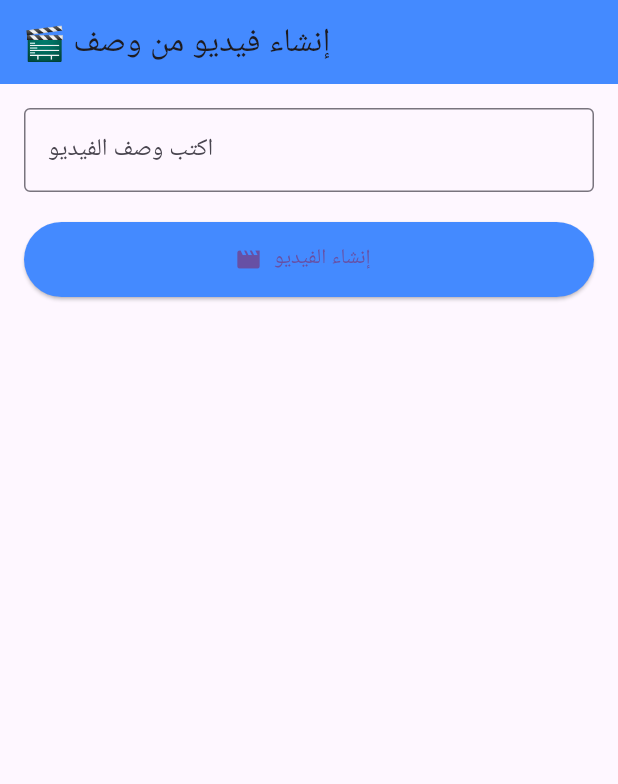
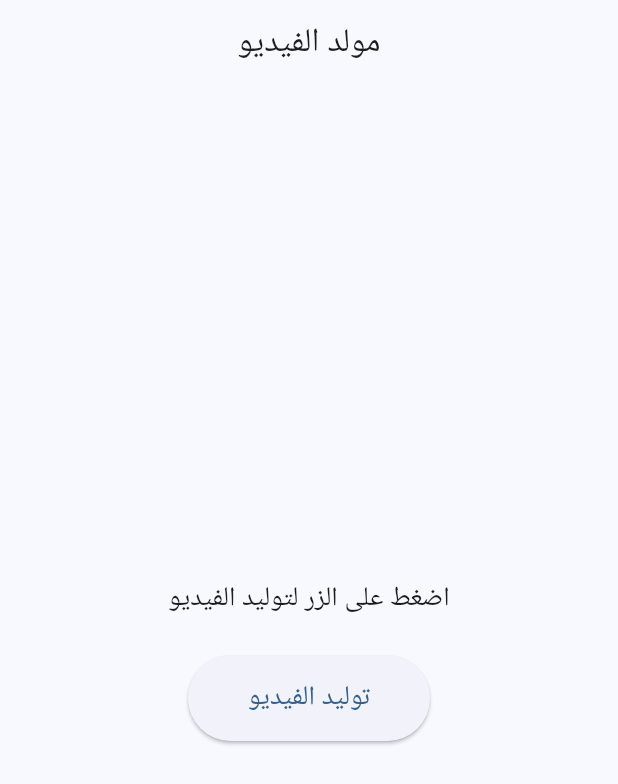
Before and after one commit to Asdasd7117/lian, a Flutter app: the screen it shows after launch, on a phone screen of 412 x 824 dp. Shown: the top 784 px of the screen. Run offline on Flutter 3.47's test engine with Material 3 defaults, Android fonts, the light colour scheme and no system bars; missing offline and left inert: ffmpeg_kit_flutter_min_gpl.

Commit message:
Update main.dart

```diff
--- a/lib/main.dart
+++ b/lib/main.dart
@@ -1,113 +1,97 @@
-import 'dart:io';
 import 'package:flutter/material.dart';
-import 'package:flutter/services.dart';
-import 'package:path_provider/path_provider.dart';
-import 'package:ffmpeg_kit_flutter/ffmpeg_kit.dart';
+import 'package:ffmpeg_kit_flutter_min_gpl/ffmpeg_kit.dart';
 
 void main() {
-  runApp(VideoGeneratorApp());
+  runApp(const MyApp());
 }
 
-class VideoGeneratorApp extends StatelessWidget {
+class MyApp extends StatelessWidget {
+  const MyApp({super.key});
+
   @override
   Widget build(BuildContext context) {
     return MaterialApp(
       debugShowCheckedModeBanner: false,
-      home: VideoGeneratorPage(),
+      title: 'Video Generator',
+      theme: ThemeData(
+        colorScheme: ColorScheme.fromSeed(seedColor: Colors.blue),
+        useMaterial3: true,
+      ),
+      home: const VideoGeneratorPage(),
     );
   }
 }
 
 class VideoGeneratorPage extends StatefulWidget {
+  const VideoGeneratorPage({super.key});
+
   @override
   State<VideoGeneratorPage> createState() => _VideoGeneratorPageState();
 }
 
 class _VideoGeneratorPageState extends State<VideoGeneratorPage> {
-  final TextEditingController _desc = TextEditingController();
-  bool _loading = false;
+  bool _isProcessing = false;
+  String _status = "اضغط على الزر لتوليد الفيديو";
 
-  static const platform = MethodChannel('video_generator_app/save');
+  Future<void> _generateVideo() async {
+    setState(() {
+      _isProcessing = true;
+      _status = "جاري إنشاء الفيديو...";
+    });
 
-  Future<void> saveVideoToGallery(String path) async {
     try {
-      await platform.invokeMethod('saveVideo', {'path': path});
-      ScaffoldMessenger.of(context).showSnackBar(
-        SnackBar(content: Text('✅ تم حفظ الفيديو في الاستوديو')),
-      );
-    } on PlatformException catch (e) {
-      ScaffoldMessenger.of(context).showSnackBar(
-        SnackBar(content: Text('❌ فشل الحفظ: ${e.message}')),
-      );
-    }
+      // الأمر المستخدم مع FFmpeg لإنشاء فيديو بسيط بلون واحد لمدة 5 ثوانٍ
+      final command =
+          '-f lavfi -i color=c=blue:s=640x480:d=5 -vf "drawtext=text=\'Hello Flutter\':x=(w-text_w)/2:y=(h-text_h)/2:fontcolor=white:fontsize=40" /storage/emulated/0/Download/output.mp4';
+
+      await FFmpegKit.execute(command);
+
+      setState(() {
+        _status = "تم إنشاء الفيديو بنجاح! (تم حفظه في مجلد التنزيلات)";
+      });
+    } catch (e) {
+      setState(() {
+        _status = "حدث خطأ أثناء إنشاء الفيديو: $e";
+      });
     }
 
-  Future<void> generateVideo(String text) async {
-    setState(() => _loading = true);
-    final dir = await getTemporaryDirectory();
-    final outputPath =
-        '${dir.path}/video_${DateTime.now().millisecondsSinceEpoch}.mp4';
-
-    final command =
-        '-f lavfi -i color=c=blue:s=640x360:d=5 -vf "drawtext=text=\'$text\':fontcolor=white:fontsize=32:x=(w-text_w)/2:y=(h-text_h)/2" -c:v libx264 -pix_fmt yuv420p $outputPath';
-
-    await FFmpegKit.execute(command);
-    await saveVideoToGallery(outputPath);
-    setState(() => _loading = false);
+    setState(() {
+      _isProcessing = false;
+    });
   }
 
   @override
   Widget build(BuildContext context) {
     return Scaffold(
       appBar: AppBar(
-        title: Text("🎬 إنشاء فيديو من وصف"),
-        backgroundColor: Colors.blueAccent,
+        title: const Text("مولد الفيديو"),
+        centerTitle: true,
       ),
-      body: Padding(
+      body: Center(
+        child: Padding(
           padding: const EdgeInsets.all(16.0),
           child: Column(
-          children: [
-            TextField(
-              controller: _desc,
-              decoration: InputDecoration(
-                labelText: 'اكتب وصف الفيديو',
-                border: OutlineInputBorder(),
-              ),
-            ),
-            SizedBox(height: 20),
-            ElevatedButton.icon(
-              onPressed: _loading
-                  ? null
-                  : () {
-                      if (_desc.text.trim().isEmpty) {
-                        ScaffoldMessenger.of(context).showSnackBar(
-                          SnackBar(content: Text('⚠️ الرجاء كتابة وصف أولاً')),
-                        );
-                        return;
-                      }
-                      generateVideo(_desc.text.trim());
-                    },
-              icon: Icon(Icons.movie_creation),
-              label: _loading
-                  ? Row(
             mainAxisAlignment: MainAxisAlignment.center,
             children: [
-                        SizedBox(
-                            width: 20,
-                            height: 20,
-                            child: CircularProgressIndicator(
-                                color: Colors.white, strokeWidth: 2)),
-                        SizedBox(width: 10),
-                        Text("جارٍ إنشاء الفيديو..."),
-                      ],
-                    )
-                  : Text('إنشاء الفيديو'),
+              Text(
+                _status,
+                textAlign: TextAlign.center,
+                style: const TextStyle(fontSize: 18),
+              ),
+              const SizedBox(height: 24),
+              ElevatedButton(
+                onPressed: _isProcessing ? null : _generateVideo,
                 style: ElevatedButton.styleFrom(
-                backgroundColor: Colors.blueAccent,
-                minimumSize: Size(double.infinity, 50),
+                  padding:
+                      const EdgeInsets.symmetric(horizontal: 40, vertical: 16),
+                  textStyle: const TextStyle(fontSize: 18),
                 ),
+                child: _isProcessing
+                    ? const CircularProgressIndicator(color: Colors.white)
+                    : const Text("توليد الفيديو"),
               ),
             ],
+          ),
         ),
       ),
     );
```
Lines whose indentation alone changed are shown as unchanged.
